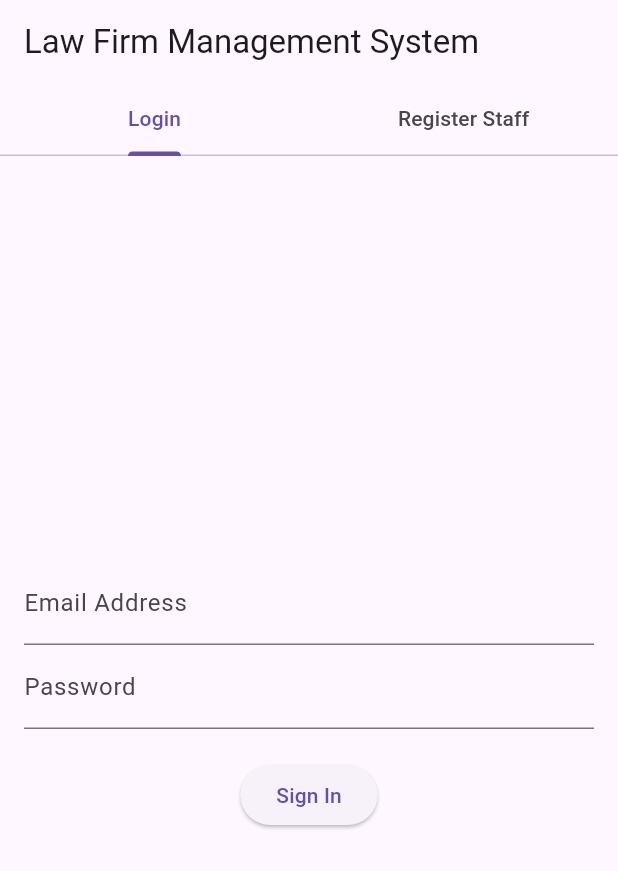
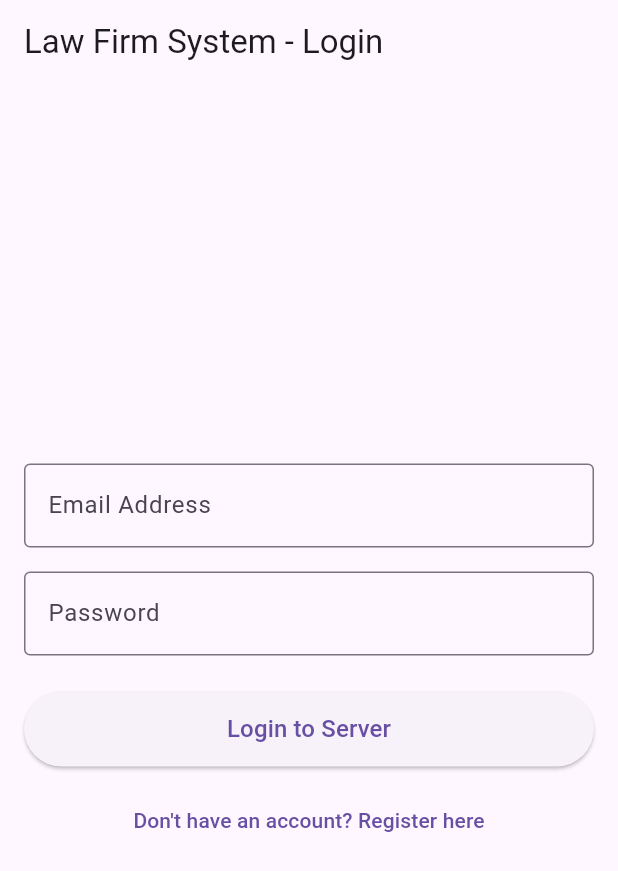
Before and after one commit to robertzmuhumuza-dotcom/law-firm-system, a Flutter app: the screen it shows after launch, on a phone screen of 412 x 824 dp. Shown: the top 871 px of the screen. Run offline on Flutter 3.47's test engine with Material 3 defaults, Android fonts, the light colour scheme and no system bars.

```diff
--- a/frontend/lib/main.dart
+++ b/frontend/lib/main.dart
@@ -1,19 +1,23 @@
 import 'package:flutter/material.dart';
-import 'auth_screen.dart';
+import 'screens/login_screen.dart';
 
 void main() {
-  runApp(LawFirmApp());
+  runApp(const LawFirmApp());
 }
 
 class LawFirmApp extends StatelessWidget {
+  const LawFirmApp({super.key});
+
   @override
   Widget build(BuildContext context) {
     return MaterialApp(
-      title: 'Law Firm System',
+      title: 'Law Firm Management System',
       theme: ThemeData(
         primarySwatch: Colors.blue,
+        useMaterial3: true,
       ),
-      home: AuthScreen(),
+      home: const LoginScreen(),
+      debugShowCheckedModeBanner: false,
     );
   }
 }
--- /dev/null
+++ b/frontend/lib/screens/login_screen.dart
@@ -0,0 +1,150 @@
+import 'package:flutter/material.dart';
+import '../services/api_service.dart';
+
+class LoginScreen extends StatefulWidget {
+  const LoginScreen({super.key});
+
+  @override
+  State<LoginScreen> createState() => _LoginScreenState();
+}
+
+class _LoginScreenState extends State<LoginScreen> {
+  bool _isRegistering = false;
+  final _nameController = TextEditingController();
+  final _emailController = TextEditingController();
+  final _passwordController = TextEditingController();
+  bool _isLoading = false;
+  String _message = '';
+  bool _isSuccess = false;
+
+  void _handleSubmit() async {
+    setState(() {
+      _isLoading = true;
+      _message = '';
+      _isSuccess = false;
+    });
+
+    Map<String, dynamic> result;
+
+    if (_isRegistering) {
+      result = await ApiService.register(
+        _nameController.text.trim(),
+        _emailController.text.trim(),
+        _passwordController.text.trim(),
+      );
+    } else {
+      result = await ApiService.login(
+        _emailController.text.trim(),
+        _passwordController.text.trim(),
+      );
+    }
+
+    setState(() {
+      _isLoading = false;
+      _message = result['message'] ?? (result['success'] ? 'Success!' : 'Action failed');
+      _isSuccess = result['success'];
+    });
+
+    if (_isSuccess && !_isRegistering) {
+      if (!mounted) return;
+      ScaffoldMessenger.of(context).showSnackBar(
+        const SnackBar(content: Text('Login Successful!')),
+      );
+    }
+  }
+
+  @override
+  void dispose() {
+    _nameController.dispose();
+    _emailController.dispose();
+    _passwordController.dispose();
+    super.dispose();
+  }
+
+  @override
+  Widget build(BuildContext context) {
+    return Scaffold(
+      appBar: AppBar(
+        title: Text(_isRegistering ? 'Law Firm System - Register' : 'Law Firm System - Login'),
+      ),
+      body: Padding(
+        padding: const EdgeInsets.all(16.0),
+        child: Center(
+          child: SingleChildScrollView(
+            child: ConstrainedBox(
+              constraints: const BoxConstraints(maxWidth: 400),
+              child: Column(
+                mainAxisAlignment: MainAxisAlignment.center,
+                children: [
+                  if (_message.isNotEmpty)
+                    Padding(
+                      padding: const EdgeInsets.only(bottom: 12.0),
+                      child: Text(
+                        _message,
+                        style: TextStyle(
+                          color: _isSuccess ? Colors.green : Colors.red,
+                          fontWeight: FontWeight.bold,
+                        ),
+                        textAlign: TextAlign.center,
+                      ),
+                    ),
+                  if (_isRegistering) ...[
+                    TextField(
+                      controller: _nameController,
+                      decoration: const InputDecoration(
+                        labelText: 'Full Name',
+                        border: OutlineInputBorder(),
+                      ),
+                    ),
+                    const SizedBox(height: 16),
+                  ],
+                  TextField(
+                    controller: _emailController,
+                    decoration: const InputDecoration(
+                      labelText: 'Email Address',
+                      border: OutlineInputBorder(),
+                    ),
+                    keyboardType: TextInputType.emailAddress,
+                  ),
+                  const SizedBox(height: 16),
+                  TextField(
+                    controller: _passwordController,
+                    decoration: const InputDecoration(
+                      labelText: 'Password',
+                      border: OutlineInputBorder(),
+                    ),
+                    obscureText: true,
+                  ),
+                  const SizedBox(height: 24),
+                  SizedBox(
+                    width: double.infinity,
+                    height: 50,
+                    child: ElevatedButton(
+                      onPressed: _isLoading ? null : _handleSubmit,
+                      child: _isLoading
+                          ? const CircularProgressIndicator(color: Colors.white)
+                          : Text(_isRegistering ? 'Register Account' : 'Login to Server',
+                              style: const TextStyle(fontSize: 16)),
+                    ),
+                  ),
+                  const SizedBox(height: 12),
+                  TextButton(
+                    onPressed: () {
+                      setState(() {
+                        _isRegistering = !_isRegistering;
+                        _message = '';
+                      });
+                    },
+                    child: Text(_isRegistering
+                        ? 'Already have an account? Login here'
+                        : 'Don\'t have an account? Register here'),
+                  ),
+                ],
+              ),
+            ),
+          ),
+        ),
+      ),
+    );
+  }
+}
```
Also changed, not shown: frontend/lib/services/api_service.dart (added, +56 -0 lines), frontend/pubspec.yaml (+5 -6 lines), frontend/pubspec.lock, 2 other files.
